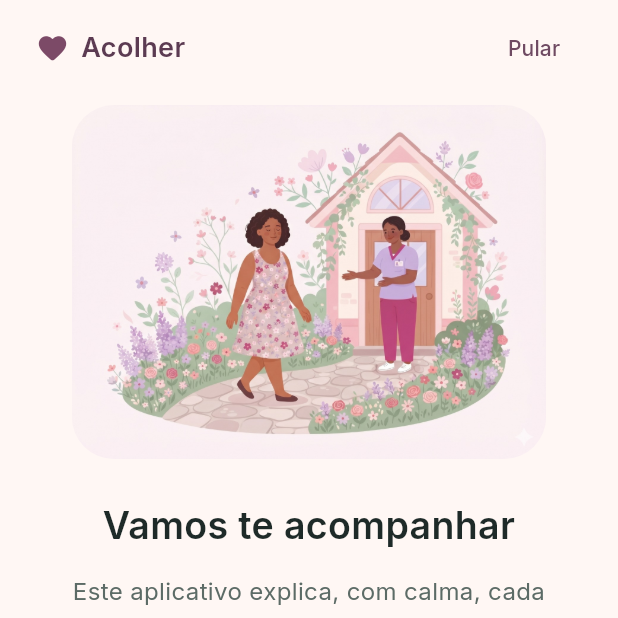
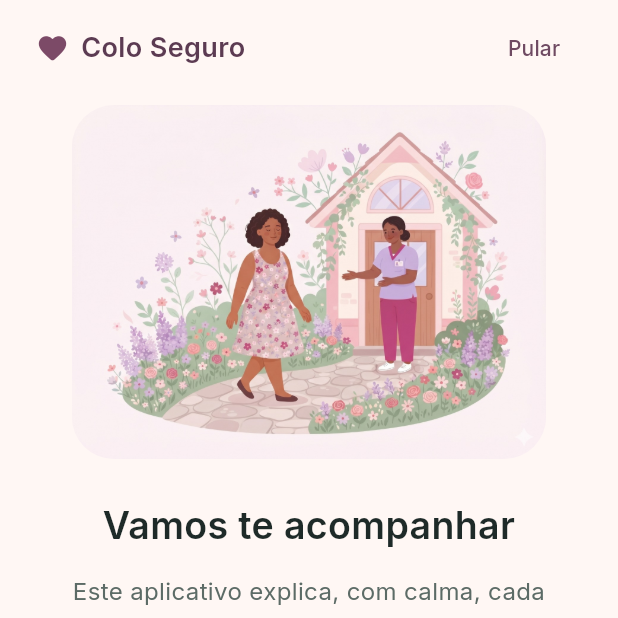
Before and after one commit to sandrogomes7/projeto-acolher-ace4, a Flutter app: the screen it shows after launch, on a phone screen of 412 x 824 dp, the top half of it. Run offline on Flutter 3.47's test engine with Material 3 defaults, Android fonts, the phone set to English and light mode, and no system bars; our stand-ins replace google_fonts, just_audio, shared_preferences.

Commit message:
feat: add icon and change app name to 'Colo Seguro'

```diff
--- a/assets/audio/LEIA-ME.txt
+++ b/assets/audio/LEIA-ME.txt
@@ -1,5 +1,5 @@
 ==========================================================
-  PASTA DE ÁUDIO — Acolhimento Digital
+  PASTA DE ÁUDIO — Colo Seguro
 ==========================================================
 
 Coloque aqui os arquivos .mp3 da narração. O botão "Ouvir
--- a/assets/illustrations/LEIA-ME.txt
+++ b/assets/illustrations/LEIA-ME.txt
@@ -1,5 +1,5 @@
 ==========================================================
-  PASTA DE ILUSTRAÇÕES — Acolhimento Digital
+  PASTA DE ILUSTRAÇÕES — Colo Seguro
 ==========================================================
 
 Coloque aqui as imagens de cada tela. Enquanto a arte não
--- a/lib/data/content.dart
+++ b/lib/data/content.dart
@@ -1,7 +1,7 @@
 import 'package:flutter/material.dart';
 
 /// ===================================================================
-/// CONTEÚDO + FLUXOGRAMA DO APP "Acolhimento Digital"
+/// CONTEÚDO + FLUXOGRAMA DO APP "Colo Seguro"
 ///
 /// Aqui ficam:
 ///   1) Os textos de cada tela (retirados do Figma e do fluxograma).
--- a/lib/main.dart
+++ b/lib/main.dart
@@ -11,11 +11,11 @@ Future<void> main() async {
   final savedCurrentStepIndex =
       await JourneyProgressStore.loadCurrentStepIndex();
 
-  runApp(AcolherApp(savedCurrentStepIndex: savedCurrentStepIndex));
+  runApp(ColoSeguroApp(savedCurrentStepIndex: savedCurrentStepIndex));
 }
 
-class AcolherApp extends StatelessWidget {
-  const AcolherApp({super.key, this.savedCurrentStepIndex});
+class ColoSeguroApp extends StatelessWidget {
+  const ColoSeguroApp({super.key, this.savedCurrentStepIndex});
 
   final int? savedCurrentStepIndex;
 
@@ -26,7 +26,7 @@ class AcolherApp extends StatelessWidget {
         index != null && index >= 0 && index < onboardingOptions.length;
 
     return MaterialApp(
-      title: 'Acolher',
+      title: 'Colo Seguro',
       debugShowCheckedModeBanner: false,
       theme: AppTheme.light,
       home: hasSavedJourney
--- a/lib/screens/welcome_carousel_screen.dart
+++ b/lib/screens/welcome_carousel_screen.dart
@@ -56,7 +56,7 @@ class _WelcomeCarouselScreenState extends State<WelcomeCarouselScreen> {
                       color: AppColors.primaryPlum, size: 22),
                   const SizedBox(width: 8),
                   const Text(
-                    'Acolher',
+                    'Colo Seguro',
                     style: TextStyle(
                       color: AppColors.primaryDarker,
                       fontSize: 18,
--- a/pubspec.yaml
+++ b/pubspec.yaml
@@ -1,5 +1,5 @@
 name: acolher_app
-description: "Acolhimento Digital — guia em áudio para o cuidado do colo do útero."
+description: "Colo Seguro — guia em áudio para o cuidado do colo do útero."
 publish_to: 'none'
 version: 1.0.0+1
 
@@ -40,8 +40,8 @@ flutter_native_splash:
   android: true
   ios: true
   web: false
-  color: "#FFF7F4"
+  color: "#2A1422"
   image: assets/branding/splash_logo.png
   android_12:
-    color: "#FFF7F4"
+    color: "#2A1422"
     image: assets/branding/splash_logo.png
```
Also changed, not shown: assets/branding/splash_logo.png, 60 other files.
